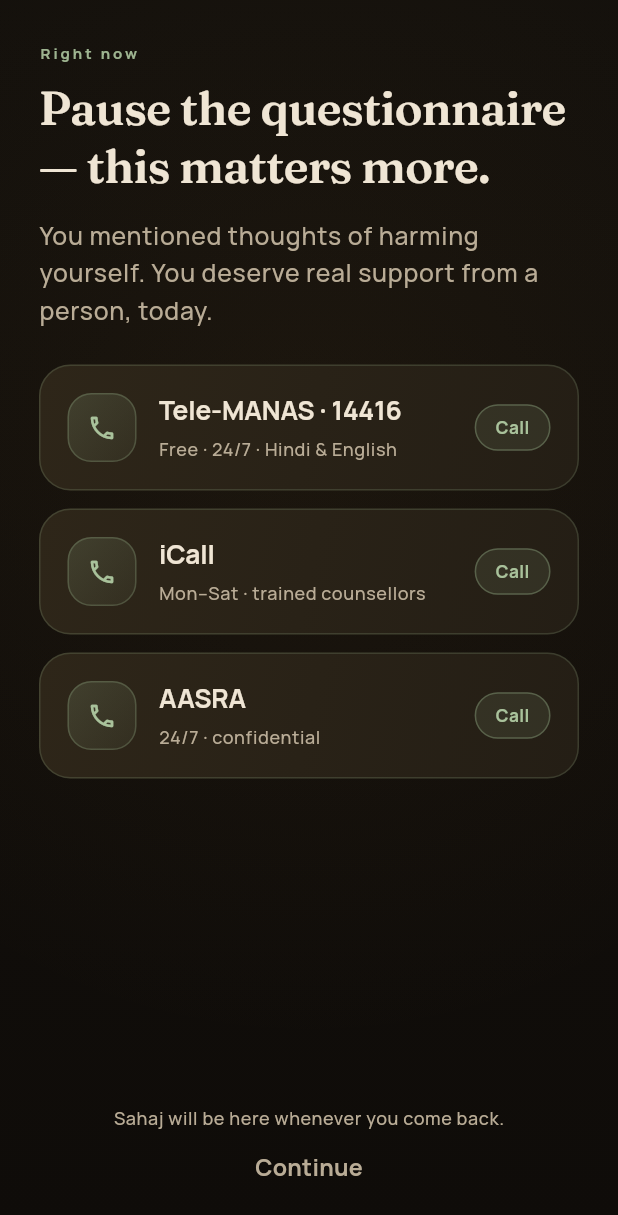
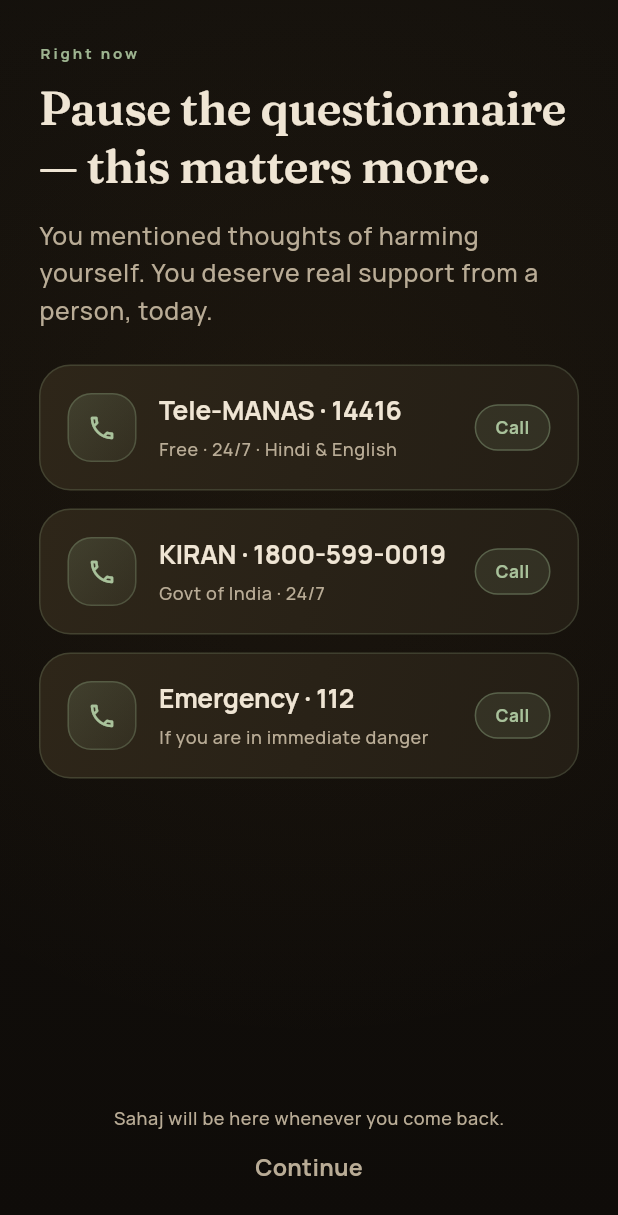
Before and after one commit to Saurabh-7973/Sahaj, a Flutter app: the CrisisScreen screen opened directly with empty values, on a phone screen of 412 x 824 dp. Shown: the top 1215 px of the screen. Run offline on Flutter 3.47's test engine with Material 3 defaults, Android fonts, the phone set to English and light mode, and no system bars; our stand-ins replace firebase_analytics, firebase_core, firebase_crashlytics, flutter_local_notifications, flutter_riverpod, flutter_secure_storage and 9 more; missing offline and left inert: audio_session, purchases_flutter; accounts and stored records are empty.

Commit message:
Crisis screen: align helplines to spec (TeleMANAS, KIRAN, 112)
Verification gate: the crisis interrupt must show the government 24x7 lines
per onboarding_copy.md S8. Was iCall (Mon-Sat only) + AASRA; now TeleMANAS
14416, KIRAN 1800-599-0019, and an emergency 112 line.

Co-Authored-By: Claude Opus 4.8 <noreply@anthropic.com>

```diff
--- a/lib/features/onboarding/pages/crisis_screen.dart
+++ b/lib/features/onboarding/pages/crisis_screen.dart
@@ -16,11 +16,12 @@ class CrisisScreen extends StatelessWidget {
 
   final VoidCallback onContinue;
 
-  // Numbers as implemented (wired to real tel: intents).
+  // Govt of India 24×7 lines + emergency, per onboarding_copy.md S8 (numbers
+  // re-verified at ship). Wired to real tel: intents.
   static const _lines = [
     ('Tele-MANAS · 14416', 'Free · 24/7 · Hindi & English', '14416'),
-    ('iCall', 'Mon–Sat · trained counsellors', '9152987821'),
-    ('AASRA', '24/7 · confidential', '9820466726'),
+    ('KIRAN · 1800-599-0019', 'Govt of India · 24/7', '18005990019'),
+    ('Emergency · 112', 'If you are in immediate danger', '112'),
   ];
 
   /// Opens the dialer; best-effort, never throws (a crisis screen must not
```
